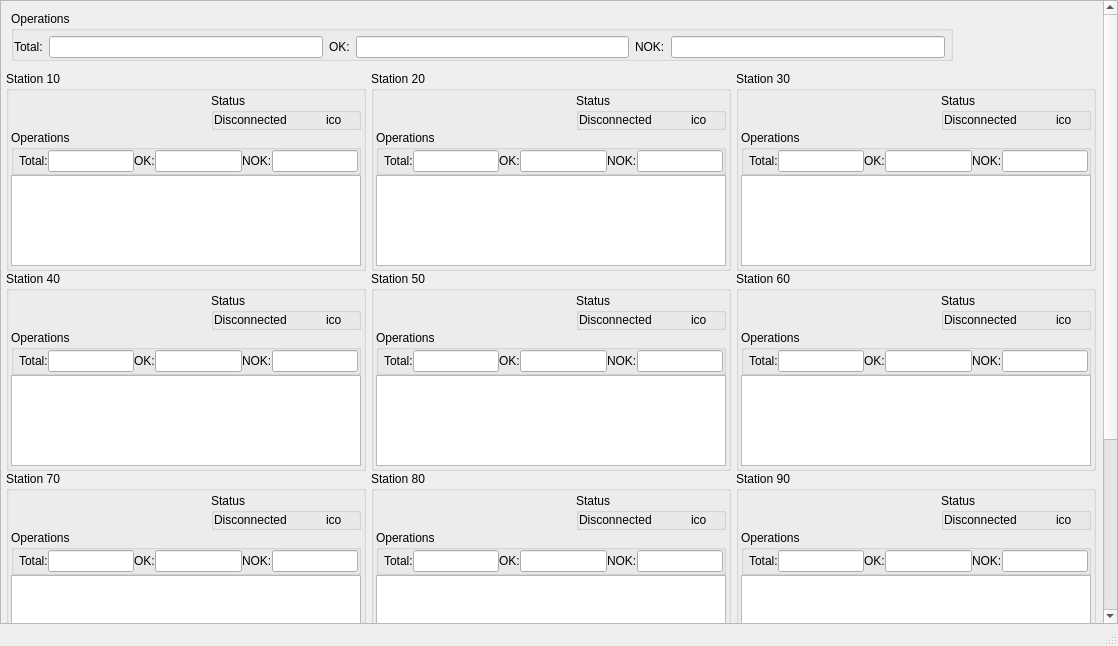
Above: RepoDest/mainwindow.ui from azieh/RepoDest before the change. Below: the same form after it.
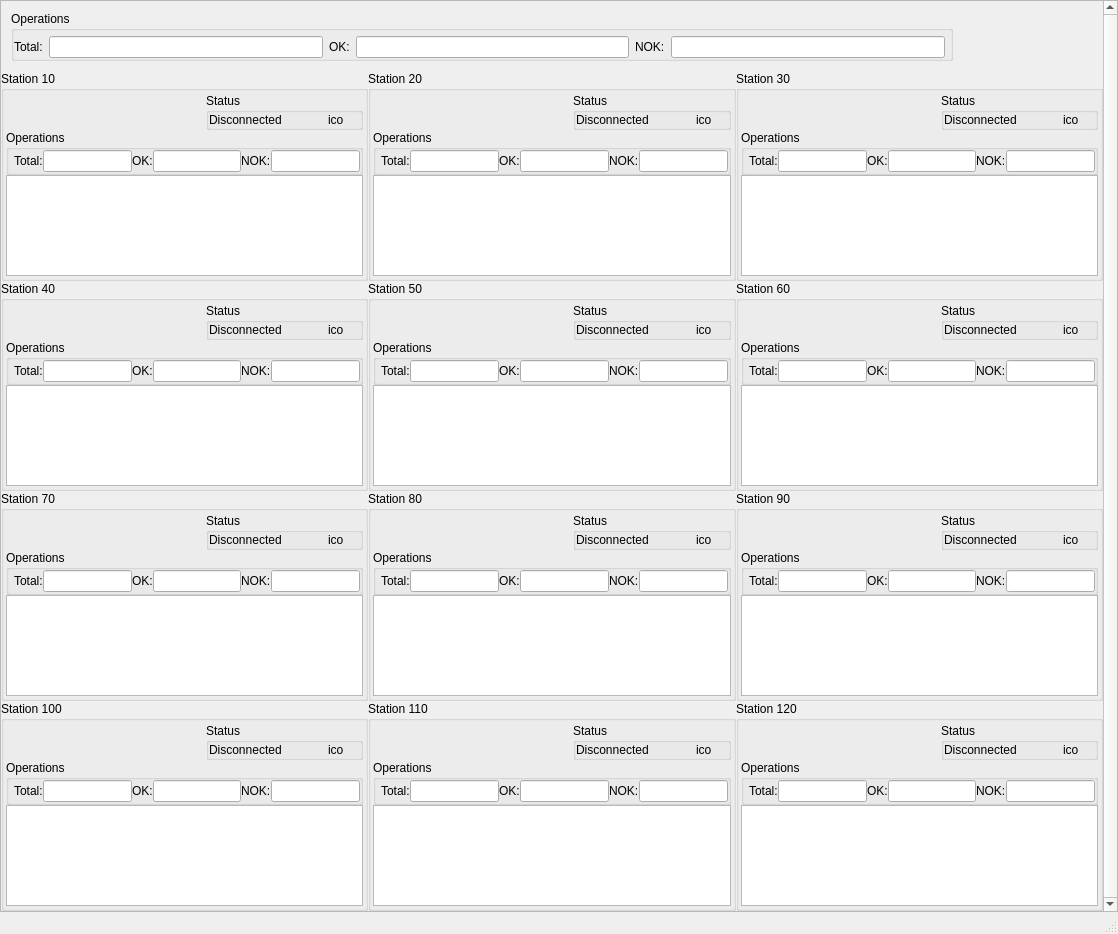
That is the form after the change. Icons and pictures are not drawn.

Commit message: Threading with GUI presentation

Diff of the .ui file:
```diff
--- a/RepoDest/mainwindow.ui
+++ b/RepoDest/mainwindow.ui
@@ -7,7 +7,7 @@
     <x>0</x>
     <y>0</y>
     <width>1118</width>
-    <height>646</height>
+    <height>934</height>
    </rect>
   </property>
   <property name="sizePolicy">
@@ -49,7 +49,7 @@
    </property>
    <property name="maximumSize">
     <size>
-     <width>1200</width>
+     <width>16777215</width>
      <height>16777215</height>
     </size>
    </property>
@@ -91,7 +91,7 @@
       </property>
       <property name="maximumSize">
        <size>
-        <width>1200</width>
+        <width>16777215</width>
         <height>16777215</height>
        </size>
       </property>
@@ -112,8 +112,8 @@
         <rect>
          <x>0</x>
          <y>0</y>
-         <width>1099</width>
-         <height>874</height>
+         <width>1095</width>
+         <height>881</height>
         </rect>
        </property>
        <property name="sizePolicy">
@@ -269,8 +269,8 @@
             </property>
             <property name="maximumSize">
              <size>
-              <width>360</width>
-              <height>200</height>
+              <width>16777215</width>
+              <height>16777215</height>
              </size>
             </property>
             <property name="title">
@@ -451,8 +451,8 @@
             </property>
             <property name="maximumSize">
              <size>
-              <width>360</width>
-              <height>200</height>
+              <width>16777215</width>
+              <height>16777215</height>
              </size>
             </property>
             <property name="title">
@@ -461,7 +461,7 @@
             <property name="flat">
              <bool>false</bool>
             </property>
-            <layout class="QGridLayout" name="gridLayout_2">
+            <layout class="QGridLayout" name="gridLayout">
              <property name="leftMargin">
               <number>2</number>
              </property>
@@ -477,7 +477,7 @@
              <property name="spacing">
               <number>0</number>
              </property>
-             <item row="0" column="2" rowspan="2">
+             <item row="0" column="0">
               <layout class="QGridLayout" name="gridLayoutSt10">
                <property name="spacing">
                 <number>0</number>
@@ -548,19 +548,6 @@
               </layout>
              </item>
              <item row="1" column="0">
-              <spacer name="horizontalSpacer">
-               <property name="orientation">
-                <enum>Qt::Horizontal</enum>
-               </property>
-               <property name="sizeHint" stdset="0">
-                <size>
-                 <width>40</width>
-                 <height>20</height>
-                </size>
-               </property>
-              </spacer>
-             </item>
-             <item row="2" column="2">
               <widget class="QGroupBox" name="groupBoxSt10_2">
                <property name="title">
                 <string>Operations</string>
@@ -629,7 +616,7 @@
                </layout>
               </widget>
              </item>
-             <item row="3" column="2">
+             <item row="2" column="0">
               <widget class="QPlainTextEdit" name="plainTextEditSt10">
                <property name="readOnly">
                 <bool>true</bool>
@@ -649,8 +636,8 @@
             </property>
             <property name="maximumSize">
              <size>
-              <width>360</width>
-              <height>200</height>
+              <width>16777215</width>
+              <height>16777215</height>
              </size>
             </property>
             <property name="title">
@@ -831,8 +818,8 @@
             </property>
             <property name="maximumSize">
              <size>
-              <width>360</width>
-              <height>200</height>
+              <width>16777215</width>
+              <height>16777215</height>
              </size>
             </property>
             <property name="title">
@@ -1013,8 +1000,8 @@
             </property>
             <property name="maximumSize">
              <size>
-              <width>360</width>
-              <height>200</height>
+              <width>16777215</width>
+              <height>16777215</height>
              </size>
             </property>
             <property name="title">
@@ -1195,8 +1182,8 @@
             </property>
             <property name="maximumSize">
              <size>
-              <width>360</width>
-              <height>200</height>
+              <width>16777215</width>
+              <height>16777215</height>
              </size>
             </property>
             <property name="title">
@@ -1377,8 +1364,8 @@
             </property>
             <property name="maximumSize">
              <size>
-              <width>360</width>
-              <height>200</height>
+              <width>16777215</width>
+              <height>16777215</height>
              </size>
             </property>
             <property name="title">
@@ -1559,8 +1546,8 @@
             </property>
             <property name="maximumSize">
              <size>
-              <width>360</width>
-              <height>200</height>
+              <width>16777215</width>
+              <height>16777215</height>
              </size>
             </property>
             <property name="title">
@@ -1741,13 +1728,176 @@
             </property>
             <property name="maximumSize">
              <size>
-              <width>360</width>
-              <height>200</height>
+              <width>16777215</width>
+              <height>16777215</height>
              </size>
             </property>
             <property name="title">
              <string>Station 100</string>
             </property>
+            <layout class="QGridLayout" name="gridLayout_2">
+             <property name="leftMargin">
+              <number>2</number>
+             </property>
+             <property name="topMargin">
+              <number>2</number>
+             </property>
+             <property name="rightMargin">
+              <number>2</number>
+             </property>
+             <property name="bottomMargin">
+              <number>2</number>
+             </property>
+             <property name="spacing">
+              <number>0</number>
+             </property>
+             <item row="0" column="0">
+              <layout class="QGridLayout" name="gridLayoutSt100">
+               <property name="spacing">
+                <number>0</number>
+               </property>
+               <item row="0" column="1">
+                <widget class="QGroupBox" name="groupBoxSt100Status">
+                 <property name="title">
+                  <string>Status</string>
+                 </property>
+                 <property name="flat">
+                  <bool>true</bool>
+                 </property>
+                 <layout class="QHBoxLayout" name="horizontalLayout_23">
+                  <property name="spacing">
+                   <number>0</number>
+                  </property>
+                  <property name="leftMargin">
+                   <number>0</number>
+                  </property>
+                  <property name="topMargin">
+                   <number>0</number>
+                  </property>
+                  <property name="rightMargin">
+                   <number>0</number>
+                  </property>
+                  <property name="bottomMargin">
+                   <number>0</number>
+                  </property>
+                  <item>
+                   <widget class="QLabel" name="labelSt100Status">
+                    <property name="text">
+                     <string>Disconnected</string>
+                    </property>
+                   </widget>
+                  </item>
+                  <item>
+                   <widget class="QLabel" name="labelSt100Ico">
+                    <property name="maximumSize">
+                     <size>
+                      <width>32</width>
+                      <height>32</height>
+                     </size>
+                    </property>
+                    <property name="text">
+                     <string>ico</string>
+                    </property>
+                   </widget>
+                  </item>
+                 </layout>
+                </widget>
+               </item>
+               <item row="0" column="0">
+                <spacer name="horizontalSpacerSt100">
+                 <property name="orientation">
+                  <enum>Qt::Horizontal</enum>
+                 </property>
+                 <property name="sizeType">
+                  <enum>QSizePolicy::Maximum</enum>
+                 </property>
+                 <property name="sizeHint" stdset="0">
+                  <size>
+                   <width>200</width>
+                   <height>20</height>
+                  </size>
+                 </property>
+                </spacer>
+               </item>
+              </layout>
+             </item>
+             <item row="1" column="0">
+              <widget class="QGroupBox" name="groupBoxSt100_2">
+               <property name="title">
+                <string>Operations</string>
+               </property>
+               <property name="flat">
+                <bool>true</bool>
+               </property>
+               <layout class="QHBoxLayout" name="horizontalLayout_24">
+                <property name="spacing">
+                 <number>0</number>
+                </property>
+                <property name="leftMargin">
+                 <number>5</number>
+                </property>
+                <property name="topMargin">
+                 <number>0</number>
+                </property>
+                <property name="rightMargin">
+                 <number>0</number>
+                </property>
+                <property name="bottomMargin">
+                 <number>0</number>
+                </property>
+                <item>
+                 <widget class="QLabel" name="staticSt100Total">
+                  <property name="text">
+                   <string>Total:</string>
+                  </property>
+                 </widget>
+                </item>
+                <item>
+                 <widget class="QLineEdit" name="lineEditSt100Total">
+                  <property name="readOnly">
+                   <bool>true</bool>
+                  </property>
+                 </widget>
+                </item>
+                <item>
+                 <widget class="QLabel" name="staticSt100Ok">
+                  <property name="text">
+                   <string>OK:</string>
+                  </property>
+                 </widget>
+                </item>
+                <item>
+                 <widget class="QLineEdit" name="lineEditSt100Ok">
+                  <property name="readOnly">
+                   <bool>true</bool>
+                  </property>
+                 </widget>
+                </item>
+                <item>
+                 <widget class="QLabel" name="staticSt100Nok">
+                  <property name="text">
+                   <string>NOK:</string>
+                  </property>
+                 </widget>
+                </item>
+                <item>
+                 <widget class="QLineEdit" name="lineEditSt100Nok">
+                  <property name="readOnly">
+                   <bool>true</bool>
+                  </property>
+                 </widget>
+                </item>
+               </layout>
+              </widget>
+             </item>
+             <item row="2" column="0">
+              <widget class="QPlainTextEdit" name="plainTextEditSt100">
+               <property name="readOnly">
+                <bool>true</bool>
+               </property>
+              </widget>
+             </item>
+            </layout>
            </widget>
           </item>
           <item row="3" column="2">
@@ -1760,13 +1910,176 @@
             </property>
             <property name="maximumSize">
              <size>
-              <width>360</width>
-              <height>200</height>
+              <width>16777215</width>
+              <height>16777215</height>
              </size>
             </property>
             <property name="title">
              <string>Station 110</string>
             </property>
+            <layout class="QGridLayout" name="gridLayout_11">
+             <property name="leftMargin">
+              <number>2</number>
+             </property>
+             <property name="topMargin">
+              <number>2</number>
+             </property>
+             <property name="rightMargin">
+              <number>2</number>
+             </property>
+             <property name="bottomMargin">
+              <number>2</number>
+             </property>
+             <property name="spacing">
+              <number>0</number>
+             </property>
+             <item row="0" column="0">
+              <layout class="QGridLayout" name="gridLayoutSt110">
+               <property name="spacing">
+                <number>0</number>
+               </property>
+               <item row="0" column="1">
+                <widget class="QGroupBox" name="groupBoxSt110Status">
+                 <property name="title">
+                  <string>Status</string>
+                 </property>
+                 <property name="flat">
+                  <bool>true</bool>
+                 </property>
+                 <layout class="QHBoxLayout" name="horizontalLayout_25">
+                  <property name="spacing">
+                   <number>0</number>
+                  </property>
+                  <property name="leftMargin">
+                   <number>0</number>
+                  </property>
+                  <property name="topMargin">
+                   <number>0</number>
+                  </property>
+                  <property name="rightMargin">
+                   <number>0</number>
+                  </property>
+                  <property name="bottomMargin">
+                   <number>0</number>
+                  </property>
+                  <item>
+                   <widget class="QLabel" name="labelSt110Status">
+                    <property name="text">
+                     <string>Disconnected</string>
+                    </property>
+                   </widget>
+                  </item>
+                  <item>
+                   <widget class="QLabel" name="labelSt110Ico">
+                    <property name="maximumSize">
+                     <size>
+                      <width>32</width>
+                      <height>32</height>
+                     </size>
+                    </property>
+                    <property name="text">
+                     <string>ico</string>
+                    </property>
+                   </widget>
+                  </item>
+                 </layout>
+                </widget>
+               </item>
+               <item row="0" column="0">
+                <spacer name="horizontalSpacerSt110">
+                 <property name="orientation">
+                  <enum>Qt::Horizontal</enum>
+                 </property>
+                 <property name="sizeType">
+                  <enum>QSizePolicy::Maximum</enum>
+                 </property>
+                 <property name="sizeHint" stdset="0">
+                  <size>
+                   <width>200</width>
+                   <height>20</height>
+                  </size>
+                 </property>
+                </spacer>
+               </item>
+              </layout>
+             </item>
+             <item row="1" column="0">
+              <widget class="QGroupBox" name="groupBoxSt110_2">
+               <property name="title">
+                <string>Operations</string>
+               </property>
+               <property name="flat">
+                <bool>true</bool>
+               </property>
+               <layout class="QHBoxLayout" name="horizontalLayout_26">
+                <property name="spacing">
+                 <number>0</number>
+                </property>
+                <property name="leftMargin">
+                 <number>5</number>
+                </property>
+                <property name="topMargin">
+                 <number>0</number>
+                </property>
+                <property name="rightMargin">
+                 <number>0</number>
+                </property>
+                <property name="bottomMargin">
+                 <number>0</number>
+                </property>
+                <item>
+                 <widget class="QLabel" name="staticSt110Total">
+                  <property name="text">
+                   <string>Total:</string>
+                  </property>
+                 </widget>
+                </item>
+                <item>
+                 <widget class="QLineEdit" name="lineEditSt110Total">
+                  <property name="readOnly">
+                   <bool>true</bool>
+                  </property>
+                 </widget>
+                </item>
+                <item>
+                 <widget class="QLabel" name="staticSt110Ok">
+                  <property name="text">
+                   <string>OK:</string>
+                  </property>
+                 </widget>
+                </item>
+                <item>
+                 <widget class="QLineEdit" name="lineEditSt110Ok">
+                  <property name="readOnly">
+                   <bool>true</bool>
+                  </property>
+                 </widget>
+                </item>
+                <item>
+                 <widget class="QLabel" name="staticSt110Nok">
+                  <property name="text">
+                   <string>NOK:</string>
+                  </property>
+                 </widget>
+                </item>
+                <item>
+                 <widget class="QLineEdit" name="lineEditSt110Nok">
+                  <property name="readOnly">
+                   <bool>true</bool>
+                  </property>
+                 </widget>
+                </item>
+               </layout>
+              </widget>
+             </item>
+             <item row="2" column="0">
+              <widget class="QPlainTextEdit" name="plainTextEditSt110">
+               <property name="readOnly">
+                <bool>true</bool>
+               </property>
+              </widget>
+             </item>
+            </layout>
            </widget>
           </item>
           <item row="0" column="2">
@@ -1779,8 +2092,8 @@
             </property>
             <property name="maximumSize">
              <size>
-              <width>360</width>
-              <height>200</height>
+              <width>16777215</width>
+              <height>16777215</height>
              </size>
             </property>
             <property name="title">
@@ -1951,6 +2264,176 @@
             </layout>
            </widget>
           </item>
+          <item row="3" column="3">
+           <widget class="QGroupBox" name="groupBoxSt120">
+            <property name="title">
+             <string>Station 120</string>
+            </property>
+            <layout class="QGridLayout" name="gridLayout_12">
+             <property name="leftMargin">
+              <number>2</number>
+             </property>
+             <property name="topMargin">
+              <number>2</number>
+             </property>
+             <property name="rightMargin">
+              <number>2</number>
+             </property>
+             <property name="bottomMargin">
+              <number>2</number>
+             </property>
+             <property name="spacing">
+              <number>0</number>
+             </property>
+             <item row="0" column="0">
+              <layout class="QGridLayout" name="gridLayoutSt120">
+               <property name="spacing">
+                <number>0</number>
+               </property>
+               <item row="0" column="1">
+                <widget class="QGroupBox" name="groupBoxSt120Status_2">
+                 <property name="title">
+                  <string>Status</string>
+                 </property>
+                 <property name="flat">
+                  <bool>true</bool>
+                 </property>
+                 <layout class="QHBoxLayout" name="horizontalLayout_9">
+                  <property name="spacing">
+                   <number>0</number>
+                  </property>
+                  <property name="leftMargin">
+                   <number>0</number>
+                  </property>
+                  <property name="topMargin">
+                   <number>0</number>
+                  </property>
+                  <property name="rightMargin">
+                   <number>0</number>
+                  </property>
+                  <property name="bottomMargin">
+                   <number>0</number>
+                  </property>
+                  <item>
+                   <widget class="QLabel" name="labelSt120Status">
+                    <property name="text">
+                     <string>Disconnected</string>
+                    </property>
+                   </widget>
+                  </item>
+                  <item>
+                   <widget class="QLabel" name="labelSt120Ico">
+                    <property name="maximumSize">
+                     <size>
+                      <width>32</width>
+                      <height>32</height>
+                     </size>
+                    </property>
+                    <property name="text">
+                     <string>ico</string>
+                    </property>
+                   </widget>
+                  </item>
+                 </layout>
+                </widget>
+               </item>
+               <item row="0" column="0">
+                <spacer name="horizontalSpacerSt120">
+                 <property name="orientation">
+                  <enum>Qt::Horizontal</enum>
+                 </property>
+                 <property name="sizeType">
+                  <enum>QSizePolicy::Maximum</enum>
+                 </property>
+                 <property name="sizeHint" stdset="0">
+                  <size>
+                   <width>200</width>
+                   <height>20</height>
+                  </size>
+                 </property>
+                </spacer>
+               </item>
+              </layout>
+             </item>
+             <item row="1" column="0">
+              <widget class="QGroupBox" name="groupBoxSt120_2">
+               <property name="title">
+                <string>Operations</string>
+               </property>
+               <property name="flat">
+                <bool>true</bool>
+               </property>
+               <layout class="QHBoxLayout" name="horizontalLayout_10">
+                <property name="spacing">
+                 <number>0</number>
+                </property>
+                <property name="leftMargin">
+                 <number>5</number>
+                </property>
+                <property name="topMargin">
+                 <number>0</number>
+                </property>
+                <property name="rightMargin">
+                 <number>0</number>
+                </property>
+                <property name="bottomMargin">
+                 <number>0</number>
+                </property>
+                <item>
+                 <widget class="QLabel" name="staticSt120Total">
+                  <property name="text">
+                   <string>Total:</string>
+                  </property>
+                 </widget>
+                </item>
+                <item>
+                 <widget class="QLineEdit" name="lineEditSt120Total">
+                  <property name="readOnly">
+                   <bool>true</bool>
+                  </property>
+                 </widget>
+                </item>
+                <item>
+                 <widget class="QLabel" name="staticSt120Ok">
+                  <property name="text">
+                   <string>OK:</string>
+                  </property>
+                 </widget>
+                </item>
+                <item>
+                 <widget class="QLineEdit" name="lineEditSt120Ok">
+                  <property name="readOnly">
+                   <bool>true</bool>
+                  </property>
+                 </widget>
+                </item>
+                <item>
+                 <widget class="QLabel" name="staticSt120Nok">
+                  <property name="text">
+                   <string>NOK:</string>
+                  </property>
+                 </widget>
+                </item>
+                <item>
+                 <widget class="QLineEdit" name="lineEditSt120Nok">
+                  <property name="readOnly">
+                   <bool>true</bool>
+                  </property>
+                 </widget>
+                </item>
+               </layout>
+              </widget>
+             </item>
+             <item row="2" column="0">
+              <widget class="QPlainTextEdit" name="plainTextEditSt120">
+               <property name="readOnly">
+                <bool>true</bool>
+               </property>
+              </widget>
+             </item>
+            </layout>
+           </widget>
+          </item>
          </layout>
         </item>
        </layout>
```
Left out of the diff: 4 changed lines with no effect on the pictures. The commit also changes 3 other files.
